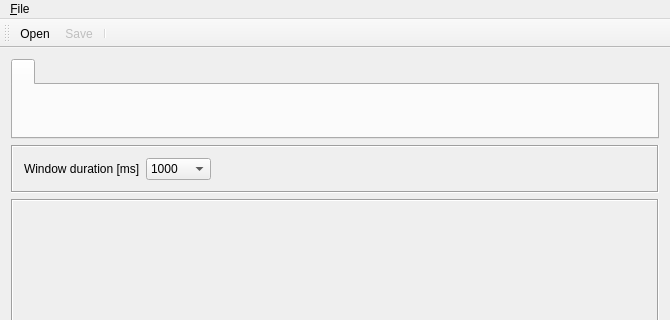
Old version of the form illumination-edit/editorwindow.ui in the repository olegyurchenko/audio-illuminated; both pictures show x 0 to 670 and y 0 to 320 of the 670 by 642 pixel window.
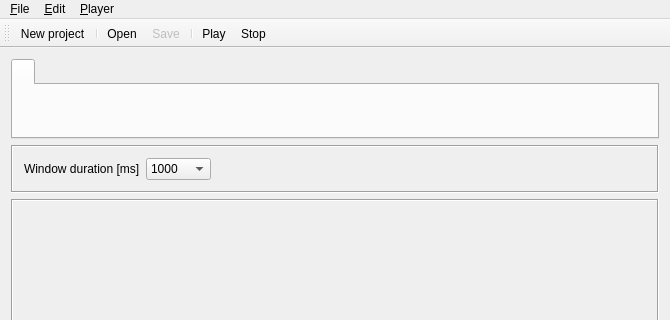
New version of the form. Icons and pictures are not drawn. Custom widgets are drawn as their Qt base class.

Commit message: Work with iluminated-edit

What changed in the file:
```diff
--- a/illumination-edit/editorwindow.ui
+++ b/illumination-edit/editorwindow.ui
@@ -189,7 +189,21 @@
     <addaction name="separator"/>
     <addaction name="actionExit"/>
    </widget>
+   <widget class="QMenu" name="menu_Edit">
+    <property name="title">
+     <string>&amp;Edit</string>
+    </property>
+   </widget>
+   <widget class="QMenu" name="menuPlay">
+    <property name="title">
+     <string>&amp;Player</string>
+    </property>
+    <addaction name="actionPlay"/>
+    <addaction name="actionStop"/>
+   </widget>
    <addaction name="menu_File"/>
+   <addaction name="menu_Edit"/>
+   <addaction name="menuPlay"/>
   </widget>
   <widget class="QToolBar" name="mainToolBar">
    <attribute name="toolBarArea">
@@ -198,9 +212,13 @@
    <attribute name="toolBarBreak">
     <bool>false</bool>
    </attribute>
+   <addaction name="actionNewProject"/>
+   <addaction name="separator"/>
    <addaction name="actionOpen"/>
    <addaction name="actionSave"/>
    <addaction name="separator"/>
+   <addaction name="actionPlay"/>
+   <addaction name="actionStop"/>
   </widget>
   <widget class="QStatusBar" name="statusBar"/>
   <action name="actionOpen">
@@ -284,6 +302,22 @@
     <string>Ctrl+X</string>
    </property>
   </action>
+  <action name="actionPlay">
+   <property name="text">
+    <string>Play</string>
+   </property>
+   <property name="shortcut">
+    <string>P</string>
+   </property>
+  </action>
+  <action name="actionStop">
+   <property name="text">
+    <string>Stop</string>
+   </property>
+   <property name="shortcut">
+    <string>S</string>
+   </property>
+  </action>
  </widget>
  <layoutdefault spacing="6" margin="11"/>
  <customwidgets>
```
Left out of the diff: 2 changed lines with no effect on the pictures. The commit also changes 12 other files.
